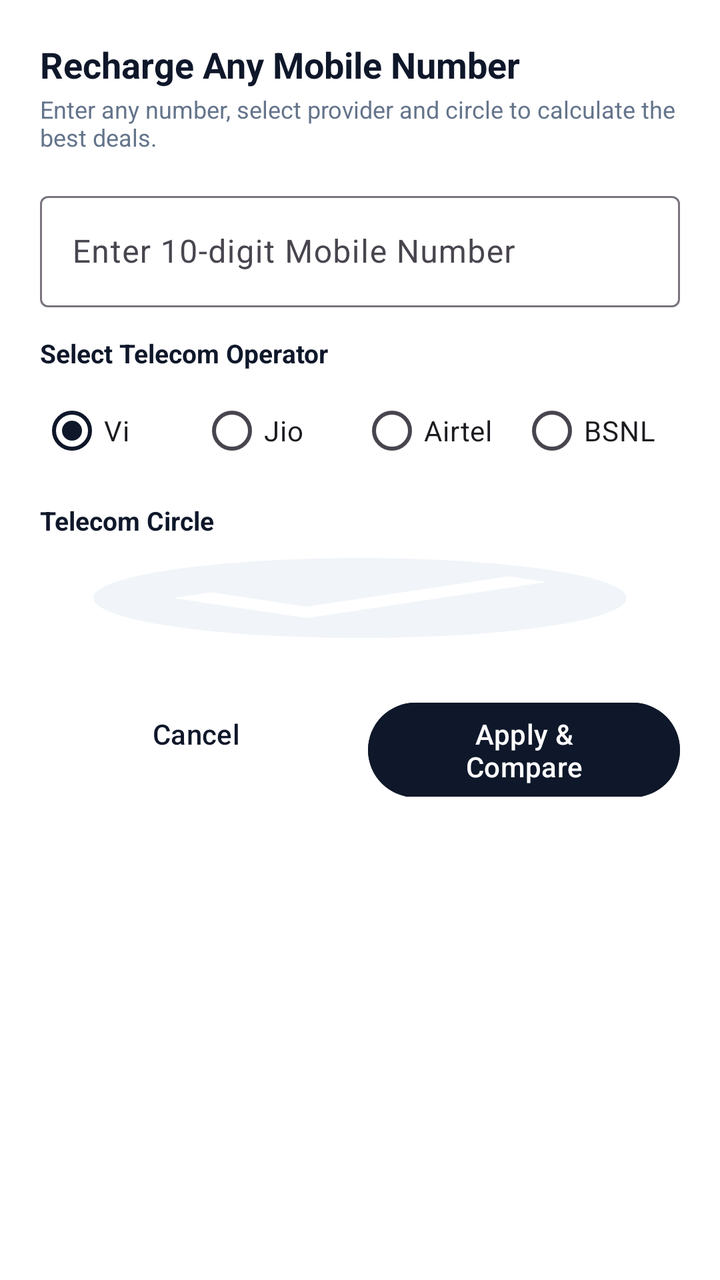
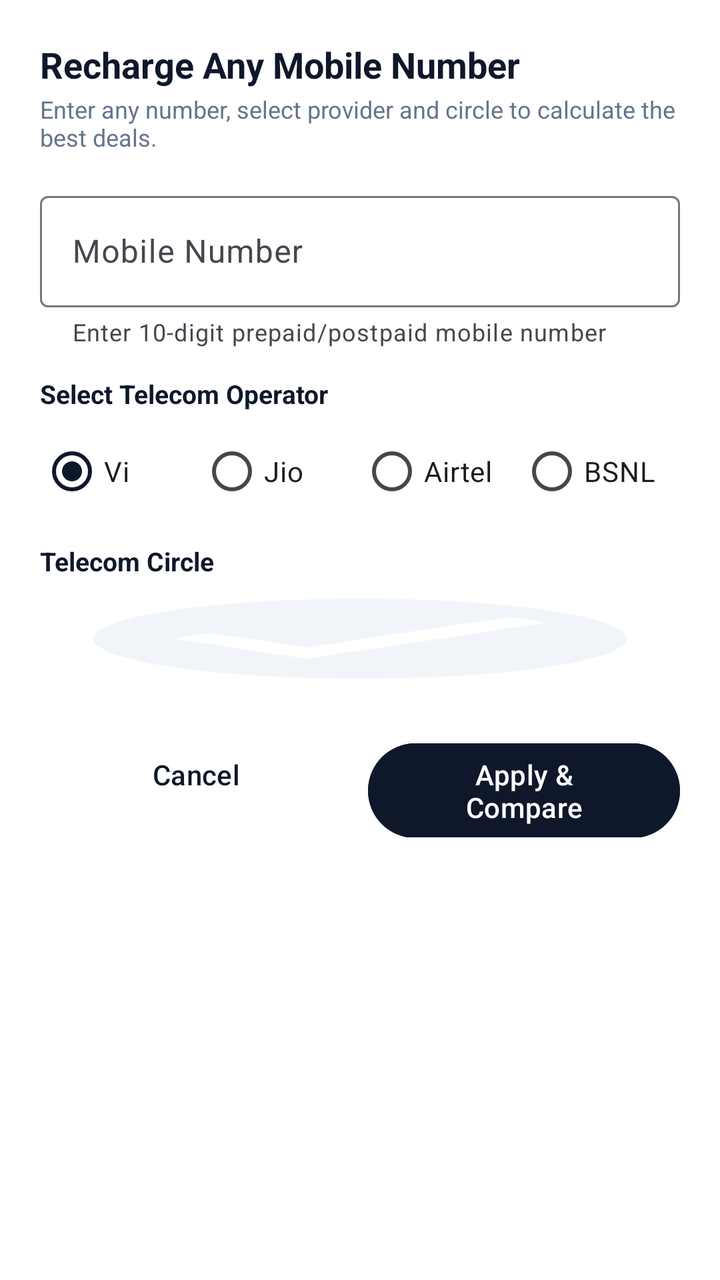

Compare the two renders of this Android layout. The source of the first and the diff that turns it into the second are given below.
<!-- AndroidManifest.xml: application theme Theme.BestRecharge -->
<!-- res/layout/dialog_change_number.xml -->
<?xml version="1.0" encoding="utf-8"?>
<LinearLayout xmlns:android="http://schemas.android.com/apk/res/android"
    xmlns:app="http://schemas.android.com/apk/res-auto"
    android:layout_width="match_parent"
    android:layout_height="wrap_content"
    android:background="@color/surface"
    android:orientation="vertical"
    android:padding="20dp">

    <TextView
        android:layout_width="wrap_content"
        android:layout_height="wrap_content"
        android:text="Recharge Any Mobile Number"
        android:textColor="@color/primary"
        android:textSize="18sp"
        android:textStyle="bold" />

    <TextView
        android:layout_width="wrap_content"
        android:layout_height="wrap_content"
        android:layout_marginTop="2dp"
        android:text="Enter any number, select provider and circle to calculate the best deals."
        android:textColor="@color/on_surface_muted"
        android:textSize="12sp" />

    
    <com.google.android.material.textfield.TextInputLayout
        style="@style/Widget.Material3.TextInputLayout.OutlinedBox"
        android:layout_width="match_parent"
        android:layout_height="wrap_content"
        android:layout_marginTop="16dp"
        android:hint="Enter 10-digit Mobile Number"
        app:prefixText="+91 ">

        <com.google.android.material.textfield.TextInputEditText
            android:id="@+id/et_dialog_mobile_number"
            android:layout_width="match_parent"
            android:layout_height="wrap_content"
            android:inputType="phone"
            android:maxLength="10" />
    </com.google.android.material.textfield.TextInputLayout>

    
    <TextView
        android:layout_width="wrap_content"
        android:layout_height="wrap_content"
        android:layout_marginTop="14dp"
        android:text="Select Telecom Operator"
        android:textColor="@color/primary"
        android:textSize="13sp"
        android:textStyle="bold" />

    <RadioGroup
        android:id="@+id/rg_dialog_operators"
        android:layout_width="match_parent"
        android:layout_height="wrap_content"
        android:layout_marginTop="6dp"
        android:orientation="horizontal">

        <RadioButton
            android:id="@+id/rb_dialog_vi"
            android:layout_width="0dp"
            android:layout_height="wrap_content"
            android:layout_weight="1"
            android:checked="true"
            android:text="Vi" />

        <RadioButton
            android:id="@+id/rb_dialog_jio"
            android:layout_width="0dp"
            android:layout_height="wrap_content"
            android:layout_weight="1"
            android:text="Jio" />

        <RadioButton
            android:id="@+id/rb_dialog_airtel"
            android:layout_width="0dp"
            android:layout_height="wrap_content"
            android:layout_weight="1"
            android:text="Airtel" />

        <RadioButton
            android:id="@+id/rb_dialog_bsnl"
            android:layout_width="0dp"
            android:layout_height="wrap_content"
            android:layout_weight="1"
            android:text="BSNL" />
    </RadioGroup>

    
    <TextView
        android:layout_width="wrap_content"
        android:layout_height="wrap_content"
        android:layout_marginTop="12dp"
        android:text="Telecom Circle"
        android:textColor="@color/primary"
        android:textSize="13sp"
        android:textStyle="bold" />

    <Spinner
        android:id="@+id/spinner_dialog_circle"
        android:layout_width="match_parent"
        android:layout_height="48dp"
        android:layout_marginTop="6dp"
        android:background="@drawable/ic_check_circle"
        android:backgroundTint="@color/surface_variant"
        android:paddingHorizontal="12dp" />

    
    <LinearLayout
        android:layout_width="match_parent"
        android:layout_height="wrap_content"
        android:layout_marginTop="20dp"
        android:orientation="horizontal">

        <com.google.android.material.button.MaterialButton
            android:id="@+id/btn_dialog_cancel"
            style="@style/Widget.Material3.Button.TextButton"
            android:layout_width="0dp"
            android:layout_height="wrap_content"
            android:layout_weight="1"
            android:text="Cancel" />

        <com.google.android.material.button.MaterialButton
            android:id="@+id/btn_dialog_apply"
            android:layout_width="0dp"
            android:layout_height="wrap_content"
            android:layout_marginStart="8dp"
            android:layout_weight="1"
            android:backgroundTint="@color/primary"
            android:text="Apply &amp; Compare" />
    </LinearLayout>

</LinearLayout>
<!-- resources referenced by this layout -->
<resources>
  <color name="on_surface_muted">#64748B</color>
  <color name="primary">#0F172A</color>
  <color name="surface">#FFFFFF</color>
  <color name="surface_variant">#F1F5F9</color>
  <!-- drawable ic_check_circle (drawable) -->
  <vector xmlns:android="http://schemas.android.com/apk/res/android"
      android:width="24dp"
      android:height="24dp"
      android:viewportWidth="24"
      android:viewportHeight="24">
    <path
        android:fillColor="#FF10B981"
        android:pathData="M12,2C6.48,2 2,6.48 2,12s4.48,10 10,10 10,-4.48 10,-10S17.52,2 12,2zm-2,15l-5,-5 1.41,-1.41L10,14.17l7.59,-7.59L19,8l-9,9z"/>
  </vector>
  <style name="Theme.BestRecharge" parent="Theme.Material3.DayNight.NoActionBar">
          
          <item name="colorPrimary">@color/primary</item>
          <item name="colorPrimaryVariant">@color/primary_variant</item>
          <item name="colorOnPrimary">@color/on_primary</item>
          
          <item name="colorSecondary">@color/secondary</item>
          <item name="colorSecondaryVariant">@color/secondary_variant</item>
          <item name="colorOnSecondary">@color/on_secondary</item>
          
          <item name="android:statusBarColor">@color/surface</item>
          <item name="android:windowLightStatusBar">true</item>
          <item name="android:windowBackground">@color/background</item>
      </style>
  <color name="primary_variant">#1E293B</color>
  <color name="on_primary">#FFFFFF</color>
  <color name="secondary">#10B981</color>
  <color name="secondary_variant">#059669</color>
  <color name="on_secondary">#FFFFFF</color>
  <color name="background">#F8FAFC</color>
</resources>

<!-- the commit's change to res/layout/dialog_change_number.xml (unified diff, before → after) -->
@@ -25,19 +25,22 @@
 
     
     <com.google.android.material.textfield.TextInputLayout
+        android:id="@+id/til_dialog_mobile"
         style="@style/Widget.Material3.TextInputLayout.OutlinedBox"
         android:layout_width="match_parent"
         android:layout_height="wrap_content"
         android:layout_marginTop="16dp"
-        android:hint="Enter 10-digit Mobile Number"
+        android:hint="Mobile Number"
+        app:endIconMode="clear_text"
+        app:helperText="Enter 10-digit prepaid/postpaid mobile number"
         app:prefixText="+91 ">
 
         <com.google.android.material.textfield.TextInputEditText
             android:id="@+id/et_dialog_mobile_number"
             android:layout_width="match_parent"
             android:layout_height="wrap_content"
-            android:inputType="phone"
-            android:maxLength="10" />
+            android:inputType="number"
+            android:maxLength="12" />
     </com.google.android.material.textfield.TextInputLayout>
 
     
